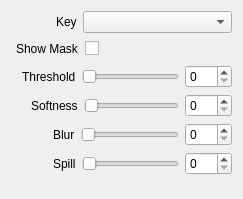
Above: src/Widgets/Inspector/InspectorChromaWidget.ui from CasparCG/client before the change. Below: the same form after it.
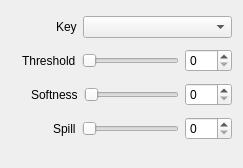
That is the form after the change.

Commit message:
Remove chroma key options.
Close #149

```diff
--- a/src/Widgets/Inspector/InspectorChromaWidget.ui
+++ b/src/Widgets/Inspector/InspectorChromaWidget.ui
@@ -7,7 +7,7 @@
     <x>0</x>
     <y>0</y>
     <width>243</width>
-    <height>199</height>
+    <height>168</height>
    </rect>
   </property>
   <property name="sizePolicy">
@@ -39,8 +39,8 @@
       <widget class="QLabel" name="labelKey">
        <property name="sizeHint" stdset="0">
         <size>
-         <width>18</width>
-         <height>13</height>
+         <width>26</width>
+         <height>17</height>
         </size>
        </property>
        <property name="text">
@@ -60,53 +60,6 @@
      </item>
     </layout>
    </item>
-   <item>
-    <layout class="QHBoxLayout" name="horizontalLayoutDefer">
-     <item>
-      <spacer name="horizontalSpacerShowMask1">
-       <property name="orientation">
-        <enum>Qt::Horizontal</enum>
-       </property>
-       <property name="sizeType">
-        <enum>QSizePolicy::Fixed</enum>
-       </property>
-       <property name="sizeHint" stdset="0">
-        <size>
-         <width>5</width>
-         <height>20</height>
-        </size>
-       </property>
-      </spacer>
-     </item>
-     <item>
-      <widget class="QLabel" name="labelDefer">
-       <property name="text">
-        <string>Show Mask</string>
-       </property>
-      </widget>
-     </item>
-     <item>
-      <widget class="QCheckBox" name="checkBoxShowMask">
-       <property name="text">
-        <string/>
-       </property>
-      </widget>
-     </item>
-     <item>
-      <spacer name="horizontalSpacerShowMask2">
-       <property name="orientation">
-        <enum>Qt::Horizontal</enum>
-       </property>
-       <property name="sizeHint" stdset="0">
-        <size>
-         <width>40</width>
-         <height>20</height>
-        </size>
-       </property>
-      </spacer>
-     </item>
-    </layout>
-   </item>
    <item>
     <layout class="QHBoxLayout" name="horizontalLayoutThreshold">
      <item>
@@ -201,50 +154,6 @@
      </item>
     </layout>
    </item>
-   <item>
-    <layout class="QHBoxLayout" name="horizontalLayoutBlur">
-     <item>
-      <spacer name="horizontalSpacerBlur1">
-       <property name="orientation">
-        <enum>Qt::Horizontal</enum>
-       </property>
-       <property name="sizeType">
-        <enum>QSizePolicy::Fixed</enum>
-       </property>
-       <property name="sizeHint" stdset="0">
-        <size>
-         <width>42</width>
-         <height>20</height>
-        </size>
-       </property>
-      </spacer>
-     </item>
-     <item>
-      <widget class="QLabel" name="labelBlur">
-       <property name="text">
-        <string>Blur</string>
-       </property>
-       <property name="buddy">
-        <cstring>sliderBlur</cstring>
-       </property>
-      </widget>
-     </item>
-     <item>
-      <widget class="QSlider" name="sliderBlur">
-       <property name="orientation">
-        <enum>Qt::Horizontal</enum>
-       </property>
-      </widget>
-     </item>
-     <item>
-      <widget class="QSpinBox" name="spinBoxBlur">
-       <property name="maximum">
-        <number>100</number>
-       </property>
-      </widget>
-     </item>
-    </layout>
-   </item>
    <item>
     <layout class="QHBoxLayout" name="horizontalLayoutSpill">
      <item>
```
Left out of the diff: 67 changed lines with no effect on the pictures. The commit also changes 9 other files.
